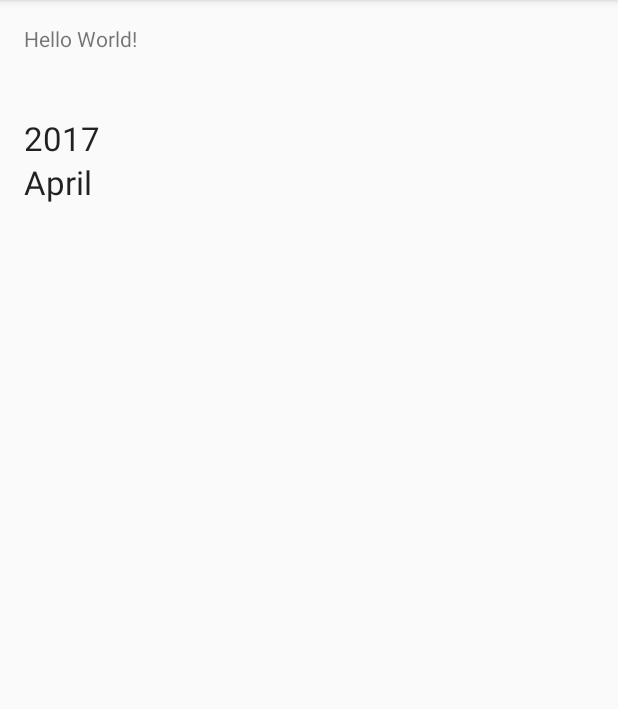
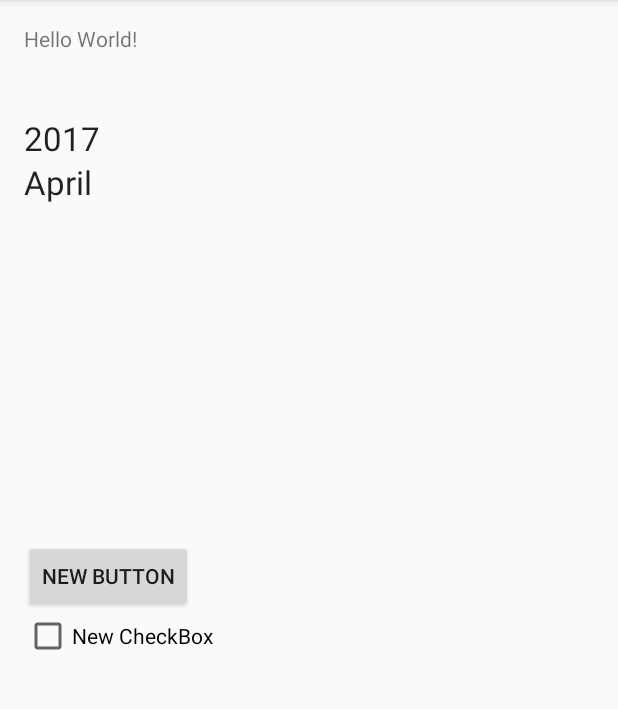
Before and after one commit to caemooshin/demo_2, an Android app: the screen it shows after launch (MainActivity), on a phone screen of 412 x 824 dp, the part 84-793 px from its top. Run offline under Robolectric (Android 15) with nearby library versions, the phone set to English and light mode, and no system bars.

Commit message:
adding checkbox

```diff
--- a/app/src/main/res/layout/activity_main.xml
+++ b/app/src/main/res/layout/activity_main.xml
@@ -35,4 +35,22 @@
         android:layout_below="@+id/textView"
         android:layout_alignParentLeft="true"
         android:layout_alignParentStart="true" />
+
+    <Button
+        android:layout_width="wrap_content"
+        android:layout_height="wrap_content"
+        android:text="New Button"
+        android:id="@+id/button"
+        android:layout_centerVertical="true"
+        android:layout_alignParentLeft="true"
+        android:layout_alignParentStart="true" />
+
+    <CheckBox
+        android:layout_width="wrap_content"
+        android:layout_height="wrap_content"
+        android:text="New CheckBox"
+        android:id="@+id/checkBox"
+        android:layout_below="@+id/button"
+        android:layout_alignParentLeft="true"
+        android:layout_alignParentStart="true" />
 </RelativeLayout>
```
